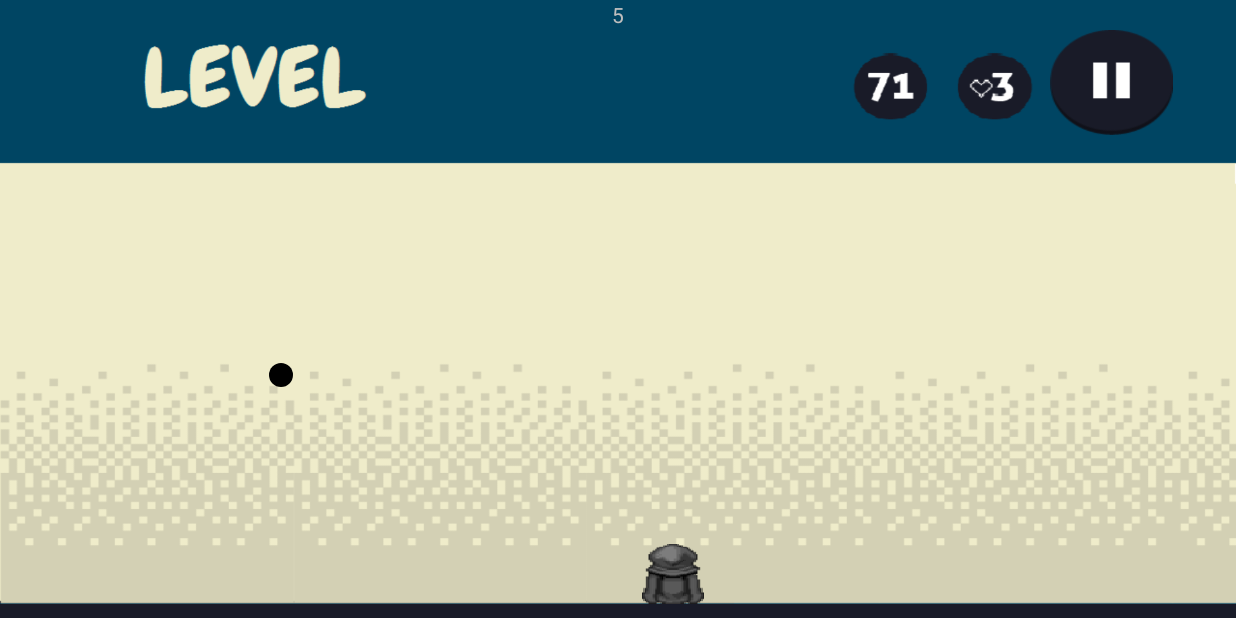
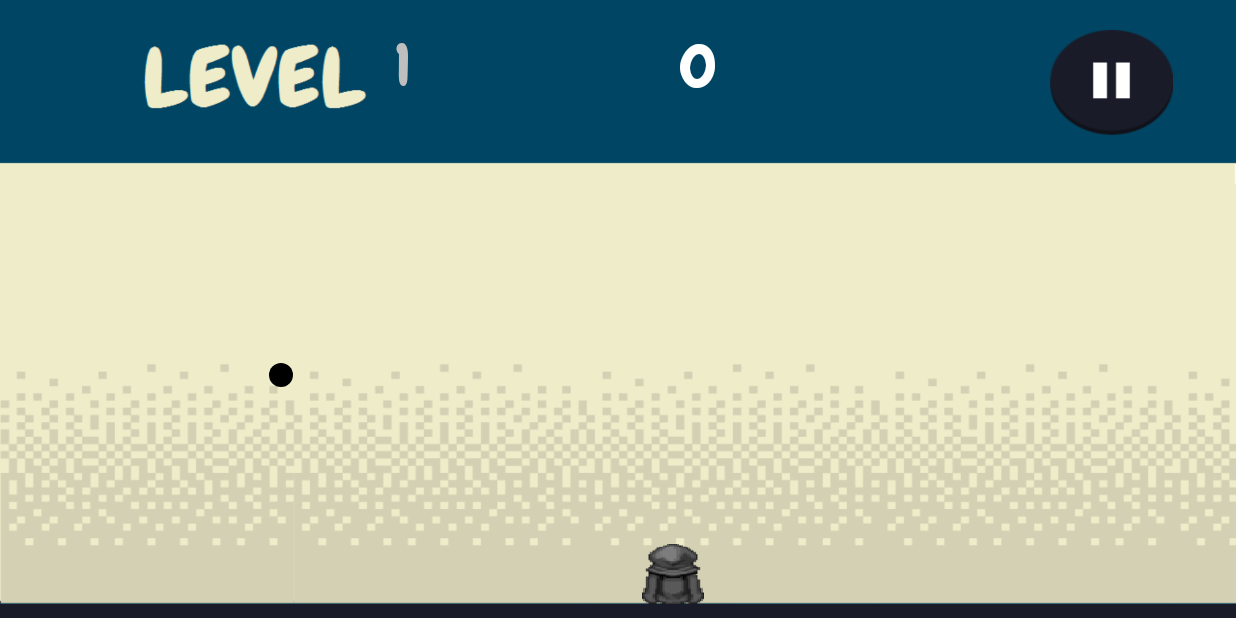
Before and after one commit to deep-154/Ball-x2, an Android app: the MainActivity screen opened directly, with no data from a screen before it, on a phone screen of 824 x 412 dp (held sideways). Run offline under Robolectric (Android 15) with nearby library versions, the phone set to English and light mode, and no system bars.

Commit message:
score bar added

```diff
--- a/app/src/main/java/com/mdg/bubbletrouble/Levels.java
+++ b/app/src/main/java/com/mdg/bubbletrouble/Levels.java
@@ -228,7 +228,7 @@
 
 	void initializeGamePanelArena() {
 
-        MainActivity.mlife.setText(""+numberOfLife);
+        MainActivity.noOflevel.setText(""+currentLevel);
 		gameAreaHeight = 98 * getHeight() / 100;
 		gameAreaWidth = getWidth();
 		BASE_RADIUS = (int) (gameAreaHeight / 48);
@@ -418,7 +418,6 @@
 		switch (id) {
 		case 2:
 			numberOfLife++;
-            MainActivity.mlife.setText(""+numberOfLife);
 			break;
 		case 3:
 			time = time + 1000;
@@ -531,6 +530,7 @@
 		if (currentLevel == 5) {
 			renderingWall(c);
 		}
+        MainActivity.scoreView.setText(""+score);
 
 	}
 
@@ -701,7 +701,7 @@
 			initializeGame();
 			updatePowerUps(8);
 		} else {
-            MainActivity.mlife.setText(""+numberOfLife);
+          //  MainActivity.mlife.setText(""+numberOfLife);
 			gameOver();
 		}
 	}
--- a/app/src/main/java/com/mdg/bubbletrouble/MainActivity.java
+++ b/app/src/main/java/com/mdg/bubbletrouble/MainActivity.java
@@ -7,6 +7,7 @@
 import android.content.DialogInterface;
 import android.graphics.Color;
 import android.graphics.Point;
+import android.graphics.Typeface;
 import android.hardware.Sensor;
 import android.hardware.SensorManager;
 import android.media.MediaPlayer;
@@ -30,7 +31,7 @@
     static MainActivity activity;
     int height,width;
 	AccelerometerData data = new AccelerometerData();
-    static TextView mlife,mScore;
+    static TextView noOflevel,scoreView;
     ImageButton pause,play;
 
 	@Override
@@ -64,11 +65,35 @@
 		mediaPlayer.setLooping(true);
 		mediaPlayer.setVolume(50,50);
 		mediaPlayer.start();*/
+        Typeface custom_font = Typeface.createFromAsset(getAssets(),
+                "fonts/chewy.ttf");
+
+		Levels.pauseGame = true;
+        final RelativeLayout relativeLayout = (RelativeLayout)findViewById(R.id.mainView);
+
+        noOflevel = new TextView(this);
+        noOflevel.setText(""+Levels.currentLevel);
+        noOflevel.setTypeface(custom_font);
+        noOflevel.setTextSize(65 * height / 1000);
+        RelativeLayout.LayoutParams paramsLevel = new RelativeLayout.LayoutParams(
+                RelativeLayout.LayoutParams.WRAP_CONTENT, RelativeLayout.LayoutParams.WRAP_CONTENT);
+        paramsLevel.leftMargin = 32 * width / 100;
+        paramsLevel.topMargin = 45*height / 1000;
+        relativeLayout.addView(noOflevel,paramsLevel);
+
+        scoreView = new TextView(this);
+        scoreView.setText("0");
+        scoreView.setTextColor(Color.WHITE);
+        scoreView.setTypeface(custom_font);
+        scoreView.setTextSize(65 * height / 1000);
+        RelativeLayout.LayoutParams paramsScore = new RelativeLayout.LayoutParams(
+                RelativeLayout.LayoutParams.WRAP_CONTENT, RelativeLayout.LayoutParams.WRAP_CONTENT);
+        paramsScore.leftMargin = 55 * width / 100;
+        paramsScore.topMargin = 45*height / 1000;
+        relativeLayout.addView(scoreView,paramsScore);
 
 
-		Levels.pauseGame = true;
-        mlife = (TextView)findViewById(R.id.life);
-        final RelativeLayout relativeLayout = (RelativeLayout)findViewById(R.id.mainView);
+
         pause = new ImageButton(this);
         pause.setBackgroundResource(R.drawable.pausebtnbackground);
         RelativeLayout.LayoutParams params = new RelativeLayout.LayoutParams(
--- a/app/src/main/res/layout/levels.xml
+++ b/app/src/main/res/layout/levels.xml
@@ -4,6 +4,8 @@
     android:layout_height="match_parent"
     android:id="@+id/mainView"
     android:background="@drawable/layout">
+
+
 
     <view
         android:layout_width="fill_parent"
@@ -15,14 +17,6 @@
         android:layout_alignParentRight="true"
         android:layout_alignParentEnd="true" />
 
-    <TextView
-        android:layout_width="wrap_content"
-        android:layout_height="wrap_content"
-        android:text="0"
-        android:id="@+id/life"
-        android:layout_alignParentTop="true"
-        android:layout_centerHorizontal="true" />
-
 
 
 </RelativeLayout>
--- a/app/src/main/res/layout/options.xml
+++ b/app/src/main/res/layout/options.xml
@@ -33,6 +33,18 @@
 
     </RadioGroup>
 
+    <Button
+        android:layout_width="150dp"
+        android:layout_height="80dp"
+        android:text="OK"
+        android:id="@+id/button"
+        android:background="@drawable/btn_ok"
+        android:layout_marginRight="34dp"
+        android:layout_marginEnd="34dp"
+        android:layout_alignParentBottom="true"
+        android:layout_alignRight="@+id/radioGroup"
+        android:layout_alignEnd="@+id/radioGroup"
+        android:layout_marginBottom="36dp" />
 
 
 </RelativeLayout>
```
Also changed, not shown: app/src/main/res/drawable-mdpi/btn_ok.png, app/src/main/res/drawable-mdpi/layout.png.
